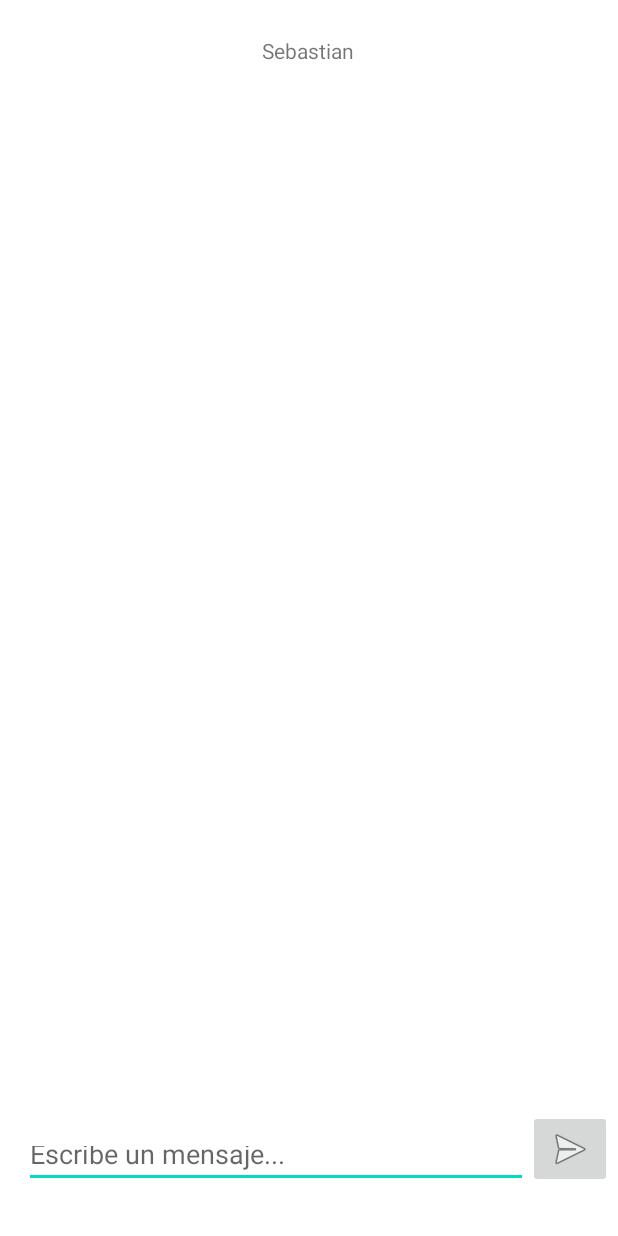
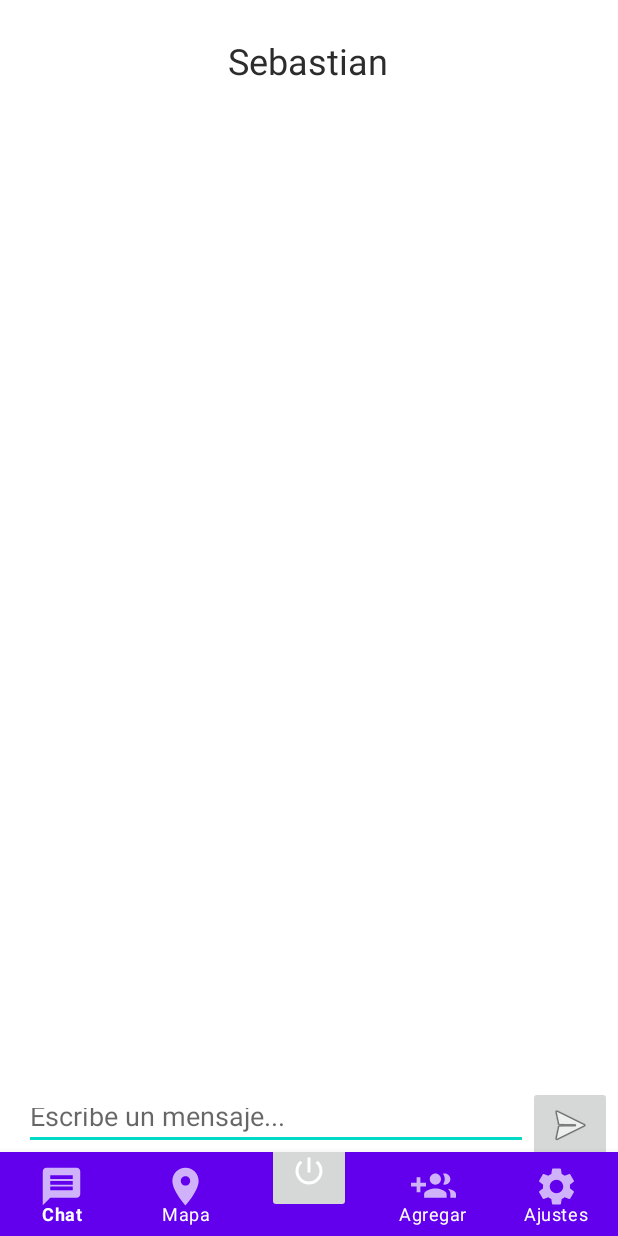
Before and after one commit to IntroCompuMovil202110/Pretect, an Android app: the screen it shows after launch (ChatActivity), after a tap on "Sebastian", on a phone screen of 412 x 824 dp. Run offline under Robolectric (Android 15) with nearby library versions, the phone set to English and light mode, and no system bars.

Commit message:
Añadiendo Bottom Tab y placeholder de mapa

```diff
--- a/PreTect/app/src/main/res/layout/activity_chat.xml
+++ b/PreTect/app/src/main/res/layout/activity_chat.xml
@@ -11,7 +11,9 @@
         android:layout_width="wrap_content"
         android:layout_height="wrap_content"
         android:layout_marginTop="24dp"
-        android:text="TextView"
+        android:text="@string/amigo"
+        android:textColor="#2C2C2C"
+        android:textSize="24sp"
         app:layout_constraintEnd_toEndOf="parent"
         app:layout_constraintHorizontal_bias="0.498"
         app:layout_constraintStart_toStartOf="parent"
@@ -22,21 +24,22 @@
         android:layout_width="336dp"
         android:layout_height="38dp"
         android:layout_marginStart="16dp"
-        android:layout_marginBottom="32dp"
-        android:hint="Escribe un mensaje..."
-        app:layout_constraintBottom_toBottomOf="parent"
-        app:layout_constraintStart_toStartOf="parent" />
+        android:layout_marginTop="100dp"
+        android:hint="@string/chatHint"
+        app:layout_constraintStart_toStartOf="parent"
+        app:layout_constraintTop_toBottomOf="@+id/scrollView3" />
 
     <ImageButton
         android:id="@+id/sendButton"
         android:layout_width="wrap_content"
         android:layout_height="wrap_content"
-        android:layout_marginBottom="32dp"
-        app:layout_constraintBottom_toBottomOf="parent"
+        android:layout_marginTop="95dp"
         app:layout_constraintStart_toEndOf="@+id/chatTextInput"
+        app:layout_constraintTop_toBottomOf="@+id/scrollView3"
         app:srcCompat="@android:drawable/ic_menu_send" />
 
     <ScrollView
+        android:id="@+id/scrollView3"
         android:layout_width="376dp"
         android:layout_height="572dp"
         app:layout_constraintBottom_toTopOf="@+id/chatTextInput"
@@ -50,4 +53,33 @@
             android:layout_height="wrap_content"
             android:orientation="vertical" />
     </ScrollView>
+
+    <com.google.android.material.bottomnavigation.BottomNavigationView
+        android:id="@+id/bottom_nav_instructor"
+        android:layout_width="0dp"
+        android:layout_height="56dp"
+        android:layout_gravity="bottom"
+        android:background="@color/menu_inferior"
+        android:elevation="15dp"
+        app:itemIconSize="30dp"
+
+        app:itemIconTint="@color/iconos"
+        app:itemTextColor="@color/white"
+        app:labelVisibilityMode="labeled"
+        app:layout_constraintBottom_toBottomOf="parent"
+        app:layout_constraintEnd_toEndOf="parent"
+        app:layout_constraintStart_toStartOf="parent"
+        app:menu="@menu/bottom_navigation_menu">
+
+        <ImageButton
+            android:layout_width="56dp"
+            android:layout_height="56dp"
+            android:layout_gravity="center"
+            android:layout_marginBottom="15dp"
+            android:clickable="false"
+            android:src="@drawable/icon_power_peque"
+
+            />
+
+    </com.google.android.material.bottomnavigation.BottomNavigationView>
 </androidx.constraintlayout.widget.ConstraintLayout>
--- a/PreTect/app/src/main/res/values/strings.xml
+++ b/PreTect/app/src/main/res/values/strings.xml
@@ -28,5 +28,7 @@
     <string name="configPalabraSeñuelo">Palabra señuelo</string>
     <string name="cerrarSesion">Cerrar Sesión</string>
     <string name="nombreUsuario">Nombre de Usuario</string>
+    <string name="amigo">Nombre de un Amigo</string>
+    <string name="chatHint">Escribe un mensaje...</string>
 
 </resources>
```
Also changed, not shown: PreTect/app/src/main/res/layout/activity_map.xml (+32 -3 lines), PreTect/app/src/main/res/layout/activity_messages.xml (+34 -2 lines), PreTect/app/src/main/res/drawable/map_placeholder.png (added).
